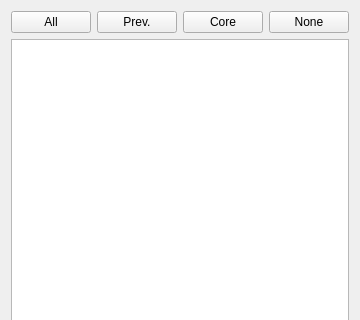
GS90/addFC, file repo/ui/properties.ui: the form before one commit; both pictures show x 0 to 360 and y 0 to 320 of the 360 by 570 pixel window.
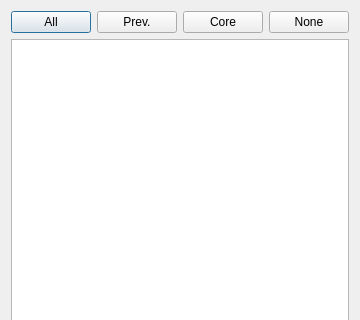
The form after the commit.

Diff of the .ui file:
```diff
--- a/repo/ui/properties.ui
+++ b/repo/ui/properties.ui
@@ -2,7 +2,7 @@
 <ui version="4.0">
  <author>Golodnikov Sergey</author>
  <class>Form</class>
- <widget class="QWidget" name="Form">
+ <widget class="QDialog" name="Form">
   <property name="geometry">
    <rect>
     <x>0</x>
```
